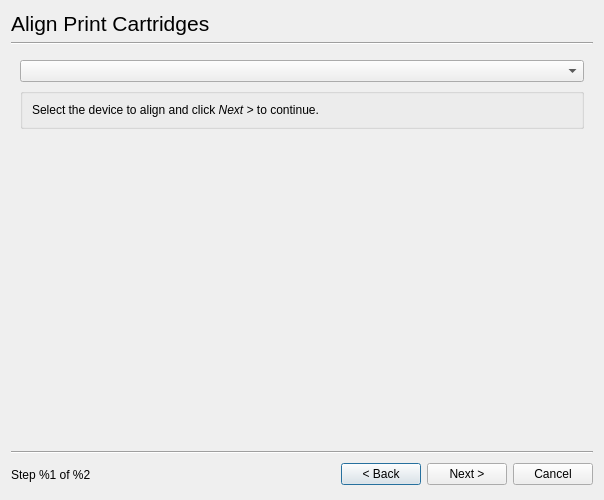
Old version of the form ui4/aligndialog_base.ui in the repository jpopelka/hplip.
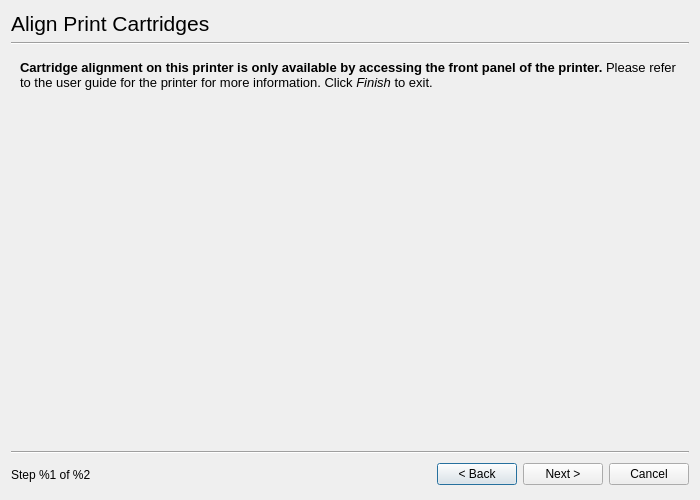
New version of the form. The open tabs and pages were chosen to show the change. Custom widgets are drawn as their Qt base class.

The edit to the form file:
```diff
--- a/ui4/aligndialog_base.ui
+++ b/ui4/aligndialog_base.ui
@@ -5,7 +5,7 @@
    <rect>
     <x>0</x>
     <y>0</y>
-    <width>600</width>
+    <width>700</width>
     <height>500</height>
    </rect>
   </property>
@@ -739,6 +739,39 @@
        </item>
       </layout>
      </widget>
+     <widget class="QWidget" name="FrontPanelPage" >
+      <layout class="QGridLayout" >
+       <item row="0" column="0" >
+        <widget class="QLabel" name="label_13" >
+         <property name="text" >
+          <string>&lt;html>&lt;head>&lt;meta name="qrichtext" content="1" />&lt;style type="text/css">
+p, li { white-space: pre-wrap; }
+&lt;/style>&lt;/head>&lt;body style=" font-family:'DejaVu Sans'; font-size:10pt; font-weight:400; font-style:normal;">
+&lt;p style=" margin-top:0px; margin-bottom:0px; margin-left:0px; margin-right:0px; -qt-block-indent:0; text-indent:0px;">&lt;span style=" font-weight:600;">Cartridge alignment on this printer is only available by accessing the front panel of the printer. &lt;/span>Please refer to the user guide for the printer for more information. Click &lt;span style=" font-style:italic;">Finish&lt;/span> to exit.&lt;/p>&lt;/body>&lt;/html></string>
+         </property>
+         <property name="textFormat" >
+          <enum>Qt::RichText</enum>
+         </property>
+         <property name="wordWrap" >
+          <bool>true</bool>
+         </property>
+        </widget>
+       </item>
+       <item row="1" column="0" >
+        <spacer>
+         <property name="orientation" >
+          <enum>Qt::Vertical</enum>
+         </property>
+         <property name="sizeHint" >
+          <size>
+           <width>20</width>
+           <height>40</height>
+          </size>
+         </property>
+        </spacer>
+       </item>
+      </layout>
+     </widget>
     </widget>
    </item>
    <item row="3" column="0" colspan="5" >
```
Left out of the diff: 2 changed lines with no effect on the pictures.
